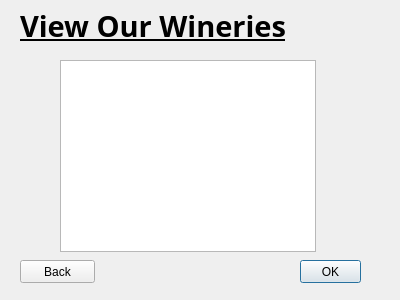
Old version of the form winerylist.ui in the repository grenrock/cs1dQTRepository.
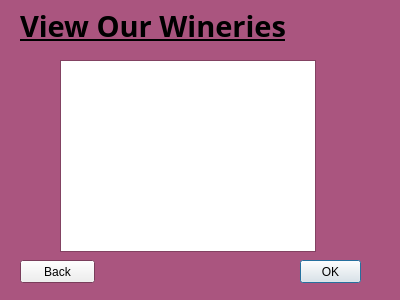
New version of the form.

Diff of the .ui file:
```diff
--- a/winerylist.ui
+++ b/winerylist.ui
@@ -10,6 +10,70 @@
     <height>300</height>
    </rect>
   </property>
+  <property name="palette">
+   <palette>
+    <active>
+     <colorrole role="Base">
+      <brush brushstyle="SolidPattern">
+       <color alpha="255">
+        <red>255</red>
+        <green>255</green>
+        <blue>255</blue>
+       </color>
+      </brush>
+     </colorrole>
+     <colorrole role="Window">
+      <brush brushstyle="SolidPattern">
+       <color alpha="255">
+        <red>170</red>
+        <green>85</green>
+        <blue>127</blue>
+       </color>
+      </brush>
+     </colorrole>
+    </active>
+    <inactive>
+     <colorrole role="Base">
+      <brush brushstyle="SolidPattern">
+       <color alpha="255">
+        <red>255</red>
+        <green>255</green>
+        <blue>255</blue>
+       </color>
+      </brush>
+     </colorrole>
+     <colorrole role="Window">
+      <brush brushstyle="SolidPattern">
+       <color alpha="255">
+        <red>170</red>
+        <green>85</green>
+        <blue>127</blue>
+       </color>
+      </brush>
+     </colorrole>
+    </inactive>
+    <disabled>
+     <colorrole role="Base">
+      <brush brushstyle="SolidPattern">
+       <color alpha="255">
+        <red>170</red>
+        <green>85</green>
+        <blue>127</blue>
+       </color>
+      </brush>
+     </colorrole>
+     <colorrole role="Window">
+      <brush brushstyle="SolidPattern">
+       <color alpha="255">
+        <red>170</red>
+        <green>85</green>
+        <blue>127</blue>
+       </color>
+      </brush>
+     </colorrole>
+    </disabled>
+   </palette>
+  </property>
   <property name="windowTitle">
    <string>Dialog</string>
   </property>
@@ -44,6 +108,70 @@
      <height>23</height>
     </rect>
    </property>
+   <property name="palette">
+    <palette>
+     <active>
+      <colorrole role="Base">
+       <brush brushstyle="SolidPattern">
+        <color alpha="255">
+         <red>255</red>
+         <green>255</green>
+         <blue>255</blue>
+        </color>
+       </brush>
+      </colorrole>
+      <colorrole role="Window">
+       <brush brushstyle="SolidPattern">
+        <color alpha="255">
+         <red>170</red>
+         <green>85</green>
+         <blue>127</blue>
+        </color>
+       </brush>
+      </colorrole>
+     </active>
+     <inactive>
+      <colorrole role="Base">
+       <brush brushstyle="SolidPattern">
+        <color alpha="255">
+         <red>255</red>
+         <green>255</green>
+         <blue>255</blue>
+        </color>
+       </brush>
+      </colorrole>
+      <colorrole role="Window">
+       <brush brushstyle="SolidPattern">
+        <color alpha="255">
+         <red>170</red>
+         <green>85</green>
+         <blue>127</blue>
+        </color>
+       </brush>
+      </colorrole>
+     </inactive>
+     <disabled>
+      <colorrole role="Base">
+       <brush brushstyle="SolidPattern">
+        <color alpha="255">
+         <red>170</red>
+         <green>85</green>
+         <blue>127</blue>
+        </color>
+       </brush>
+      </colorrole>
+      <colorrole role="Window">
+       <brush brushstyle="SolidPattern">
+        <color alpha="255">
+         <red>170</red>
+         <green>85</green>
+         <blue>127</blue>
+        </color>
+       </brush>
+      </colorrole>
+     </disabled>
+    </palette>
+   </property>
    <property name="text">
     <string>OK</string>
    </property>
```
